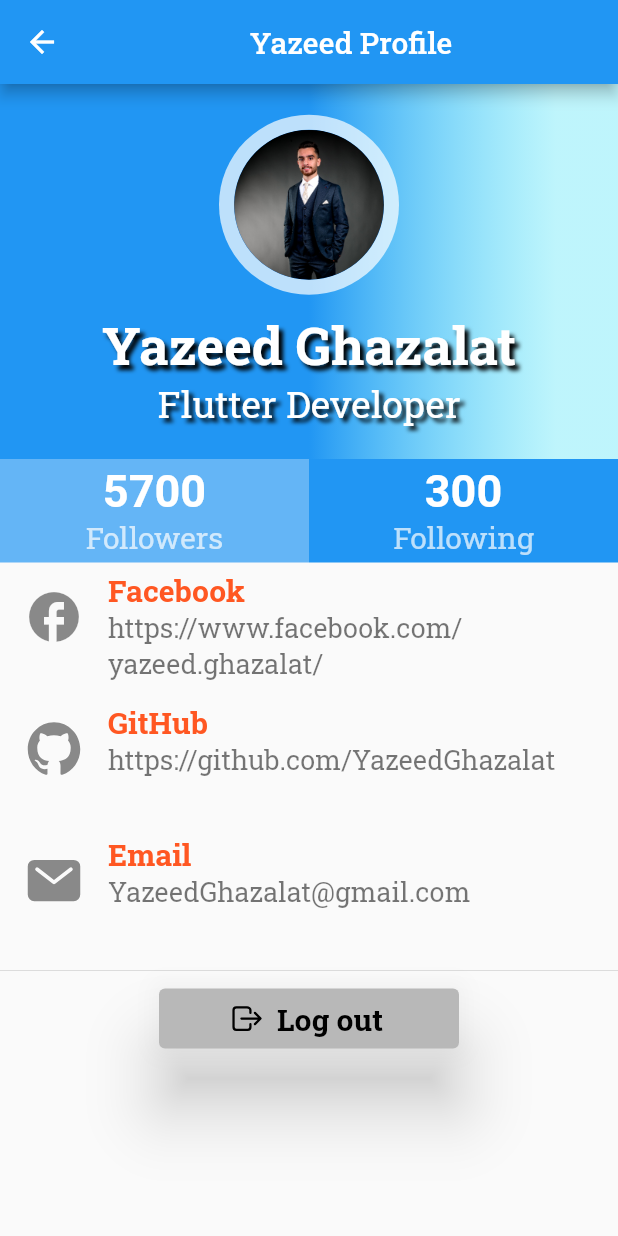
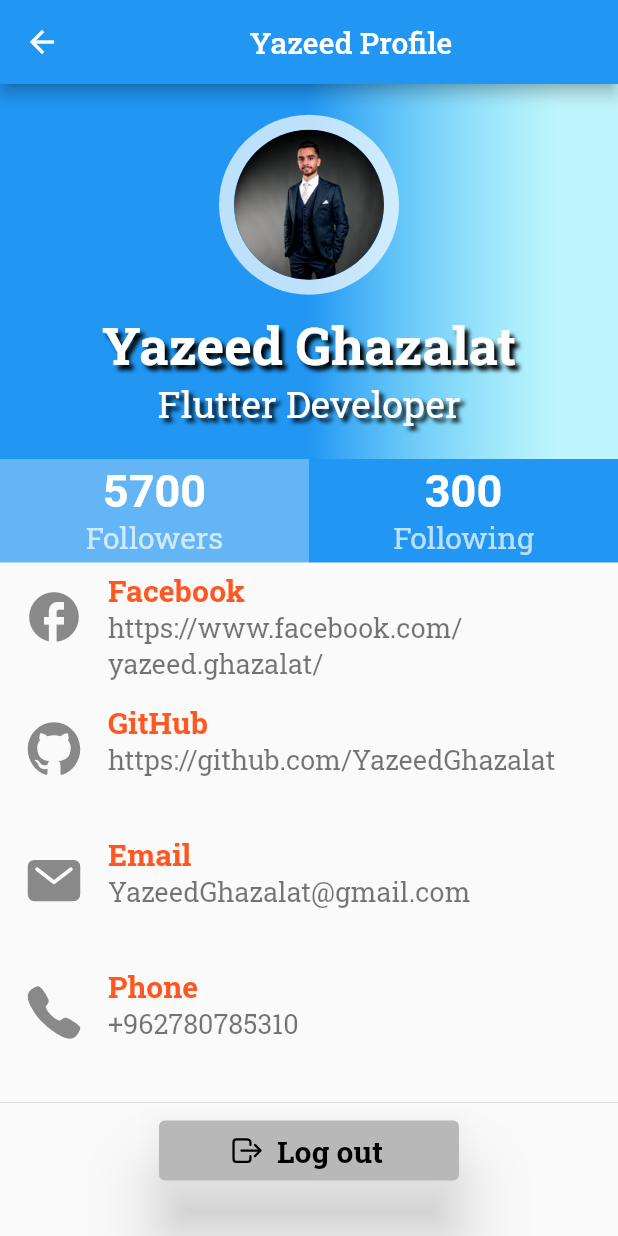
Before and after one commit to YazeedGhazalat/Assignment-8, a Flutter app: the myProfile screen opened directly, on a phone screen of 412 x 824 dp. Run offline on Flutter 3.47's test engine with Material 2 defaults, Android fonts, the phone set to English and light mode, and no system bars; our stand-ins replace ionicons; missing offline and left inert: flutter_phone_direct_caller.

Commit message:
last edit

```diff
--- a/lib/APPs/profile.dart
+++ b/lib/APPs/profile.dart
@@ -158,6 +158,12 @@ class myProfile extends StatelessWidget {
                   myPlatformTitle: "Email",
                   myPlatformSubTitle: "YazeedGhazalat@gmail.com",
                 ),
+                URLClass(
+                  myFunction: Phone,
+                  myPlatformIcon: Ionicons.call,
+                  myPlatformTitle: "Phone",
+                  myPlatformSubTitle: "+962780785310",
+                ),
                 Divider(),
                 ElevatedButton.icon(
                     style: ElevatedButton.styleFrom(
--- a/lib/models/links.dart
+++ b/lib/models/links.dart
@@ -1,5 +1,6 @@
 import 'package:flutter/material.dart';
 import 'package:url_launcher/url_launcher.dart';
+import 'package:flutter_phone_direct_caller/flutter_phone_direct_caller.dart';
 
 final Uri Facebook_url = Uri.parse('https://www.facebook.com/yazeed.ghazalat');
 final Uri Instagram_url =
@@ -9,7 +10,7 @@ final Uri LinkedIN_url =
 final Uri ourLocation_url = Uri.parse('https://goo.gl/maps/CnFADFJpFDvj4Azt6');
 final Uri GitHub_url = Uri.parse('https://github.com/YazeedGhazalat');
 final Uri Email_url = Uri.parse('mailto:yazeedghazalat@gmail.com');
-
+final Uri Phone_url = Uri.parse('tel:+962780785310');
 Future<void> Facebook() async {
   if (!await launchUrl(Facebook_url)) {
     throw 'Could not launch $Facebook_url';
@@ -25,6 +26,12 @@ Future<void> GitHub() async {
 Future<void> Email() async {
   if (!await launchUrl(Email_url)) {
     throw 'Could not launch $Email_url';
+  }
+}
+
+Future<void> Phone() async {
+  if (!await launchUrl(Phone_url)) {
+    throw 'Could not launch $Phone_url';
   }
 }
 
--- a/pubspec.yaml
+++ b/pubspec.yaml
@@ -39,6 +39,7 @@ dependencies:
   font_awesome_flutter: ^10.2.1
   ionicons: ^0.2.1
   url_launcher: ^6.1.5
+  flutter_phone_direct_caller: ^2.1.1
 
 dev_dependencies:
   flutter_test:
```
Also changed, not shown: pubspec.lock.
